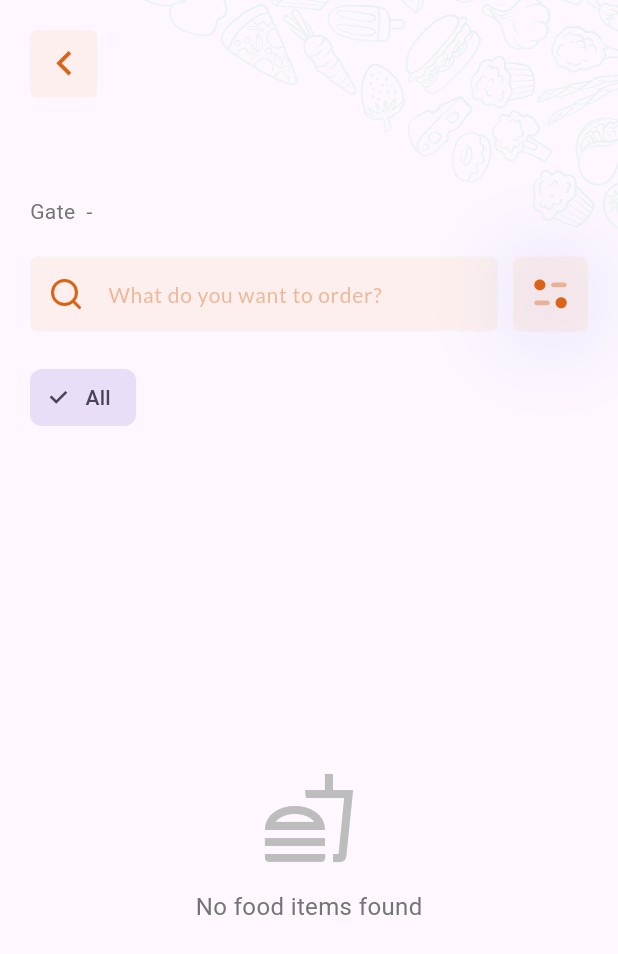
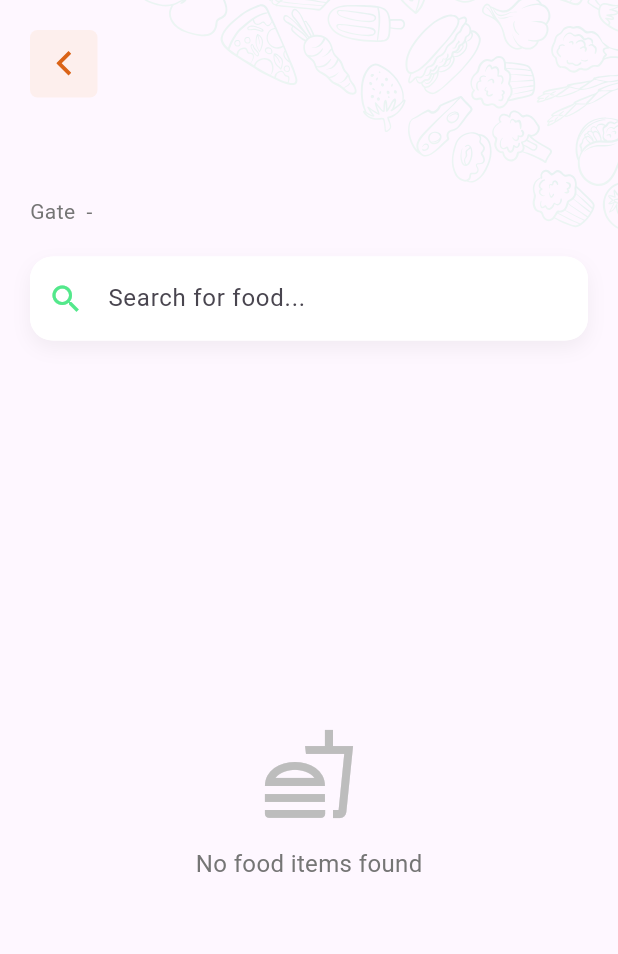
Before and after one commit to farhanyousaf786/stadium_food, a Flutter app: the FoodListScreen screen opened directly with empty values, on a phone screen of 412 x 824 dp. Shown: the top 954 px of the screen. Run offline on Flutter 3.47's test engine with Material 3 defaults, Android fonts, the phone set to English and light mode, and no system bars; our stand-ins replace bloc, cloud_firestore, dio, equatable, firebase_auth, firebase_core and 10 more; accounts and stored records are empty.

Commit message:
updated ui

```diff
--- a/lib/src/presentation/screens/explore/food_list_screen.dart
+++ b/lib/src/presentation/screens/explore/food_list_screen.dart
@@ -7,7 +7,6 @@ import '../../../data/models/shop.dart';
 import '../../../data/models/stadium.dart';
 import '../../widgets/buttons/back_button.dart';
 import '../../widgets/items/food_item.dart';
-import '../../widgets/search_filter_widget.dart';
 import '../../utils/custom_text_style.dart';
 import '../../utils/app_colors.dart';
 
@@ -27,7 +26,6 @@ class _FoodListScreenState extends State<FoodListScreen> {
   final List<Food> _foods = [];
   List<Food> _filteredFoods = [];
   final TextEditingController _searchController = TextEditingController();
-  String? _selectedCategory;
 
   @override
   void initState() {
@@ -54,41 +52,13 @@ class _FoodListScreenState extends State<FoodListScreen> {
     }
   }
 
-  Widget _buildCategoryChips() {
-    final categories = _foods.map((food) => food.category).toSet().toList();
-    categories.sort();
-
-    return SingleChildScrollView(
-      scrollDirection: Axis.horizontal,
-      child: Row(
-        children: [
-          Padding(
-            padding: const EdgeInsets.only(right: 8),
-            child: ChoiceChip(
-              label: const Text('All'),
-              selected: _selectedCategory == null,
-              onSelected: (selected) {
-                if (selected) {
-                  setState(() => _selectedCategory = null);
-                }
-              },
-            ),
-          ),
-          ...categories.map((category) => Padding(
-            padding: const EdgeInsets.only(right: 8),
-            child: ChoiceChip(
-              label: Text(category),
-              selected: category == _selectedCategory,
-              onSelected: (selected) {
-                setState(() {
-                  _selectedCategory = selected ? category : null;
-                });
-              },
-            ),
-          )).toList(),
-        ],
-      ),
-    );
+  void _filterFoods(String query) {
+    setState(() {
+      _filteredFoods = _foods.where((food) =>
+          food.name.toLowerCase().contains(query.toLowerCase()) ||
+          food.description.toLowerCase().contains(query.toLowerCase())
+      ).toList();
+    });
   }
 
   @override
@@ -149,21 +119,34 @@ class _FoodListScreenState extends State<FoodListScreen> {
                         style: TextStyle(color: Colors.grey[600]),
                       ),
                       const SizedBox(height: 20),
-                      SearchFilterWidget(
-                        searchController: _searchController,
-                        onChanged: (value) {
-                          setState(() {
-                            _filteredFoods = _foods.where((food) =>
-                                food.name.toLowerCase().contains(value.toLowerCase()) ||
-                                food.description.toLowerCase().contains(value.toLowerCase())
-                            ).toList();
-                          });
-                        },
-                        onTap: () {},
+                      Container(
+                        decoration: BoxDecoration(
+                          color: Colors.white,
+                          borderRadius: BorderRadius.circular(15),
+                          boxShadow: [
+                            BoxShadow(
+                              color: Colors.black.withOpacity(0.05),
+                              blurRadius: 10,
+                              offset: const Offset(0, 5),
+                            ),
+                          ],
+                        ),
+                        child: TextField(
+                          controller: _searchController,
+                          onChanged: _filterFoods,
+                          decoration: InputDecoration(
+                            hintText: 'Search for food...',
+                            prefixIcon: const Icon(Icons.search, color: AppColors.primaryColor),
+                            border: OutlineInputBorder(
+                              borderRadius: BorderRadius.circular(15),
+                              borderSide: BorderSide.none,
+                            ),
+                            filled: true,
+                            fillColor: Colors.white,
+                          ),
+                        ),
                       ),
                       const SizedBox(height: 20),
-                      _buildCategoryChips(),
-                      const SizedBox(height: 16),
                       Expanded(
                         child: BlocBuilder<FoodBloc, FoodState>(
                           builder: (context, state) {
@@ -173,11 +156,7 @@ class _FoodListScreenState extends State<FoodListScreen> {
                               );
                             }
 
-                            final displayedFoods = _selectedCategory != null
-                                ? _filteredFoods.where((food) => food.category == _selectedCategory).toList()
-                                : _filteredFoods;
-
-                            if (displayedFoods.isEmpty) {
+                            if (_filteredFoods.isEmpty) {
                               return Center(
                                 child: Column(
                                   mainAxisAlignment: MainAxisAlignment.center,
@@ -193,14 +172,26 @@ class _FoodListScreenState extends State<FoodListScreen> {
                               );
                             }
 
-                            return ListView.builder(
+                            return GridView.builder(
                               controller: _scrollController,
-                              padding: EdgeInsets.zero,
-                              itemCount: displayedFoods.length,
+                              padding: const EdgeInsets.symmetric(horizontal: 5),
+                              gridDelegate: const SliverGridDelegateWithFixedCrossAxisCount(
+                                crossAxisCount: 2,
+                                childAspectRatio: 0.75,
+                                crossAxisSpacing: 15,
+                                mainAxisSpacing: 15,
+                              ),
+                              itemCount: _filteredFoods.length,
                               itemBuilder: (context, index) {
-                                return Padding(
-                                  padding: const EdgeInsets.only(bottom: 16),
-                                  child: FoodItem(food: displayedFoods[index]),
+                                return FoodItem(
+                                  food: _filteredFoods[index],
+                                  onTap: () {
+                                    Navigator.pushNamed(
+                                      context,
+                                      '/food-details',
+                                      arguments: _filteredFoods[index],
+                                    );
+                                  },
                                 );
                               },
                             );
@@ -209,9 +200,8 @@ class _FoodListScreenState extends State<FoodListScreen> {
                       ),
                     ],
                   ),
-                  ),
                 ),
-
+              ),
             ],
           ),
         ),
--- a/lib/src/presentation/screens/order/order_details_screen.dart
+++ b/lib/src/presentation/screens/order/order_details_screen.dart
@@ -184,6 +184,7 @@ class OrderDetailsScreen extends StatelessWidget {
                                     style: CustomTextStyle.size16Weight500Text(),
                                   ),
                                   const SizedBox(height: 5),
+
                                   ShaderMask(
                                     shaderCallback: (rect) {
                                       return LinearGradient(
```
Also changed, not shown: lib/src/presentation/widgets/items/food_item.dart (+92 -124 lines).
